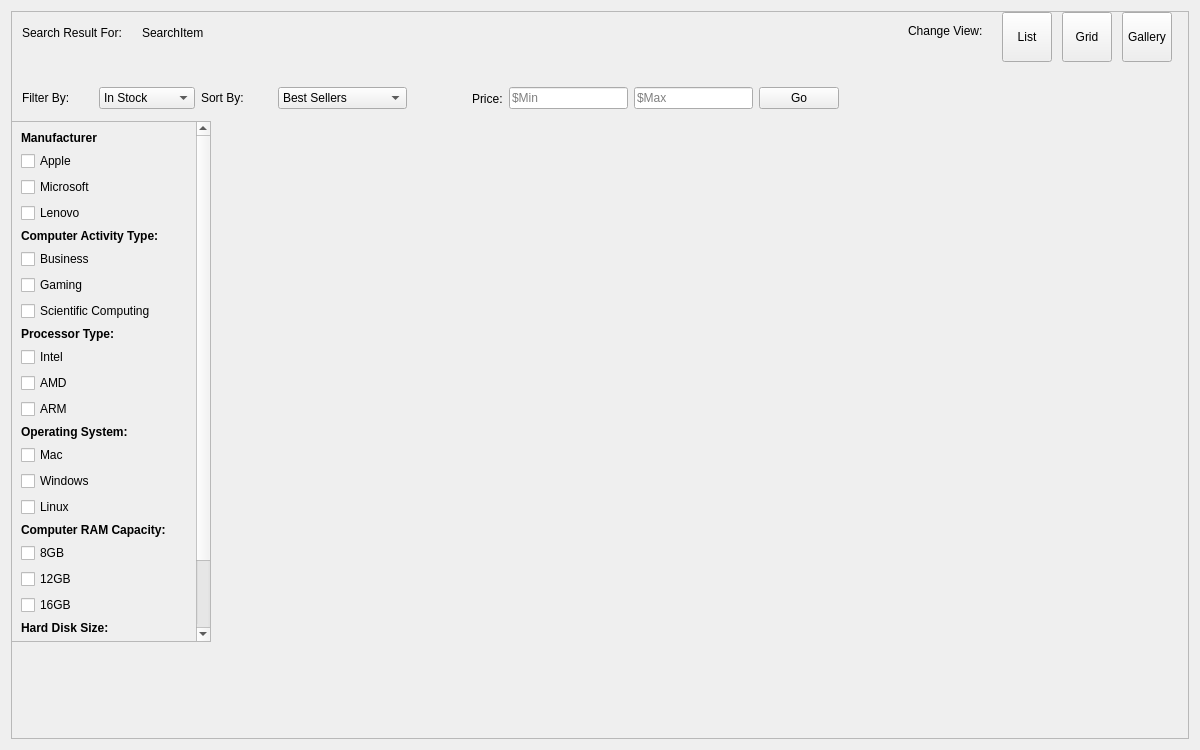
Qt form ui/product-search.ui (CCNY-CSC322-SDE/Comp_Online_Store) before a commit.
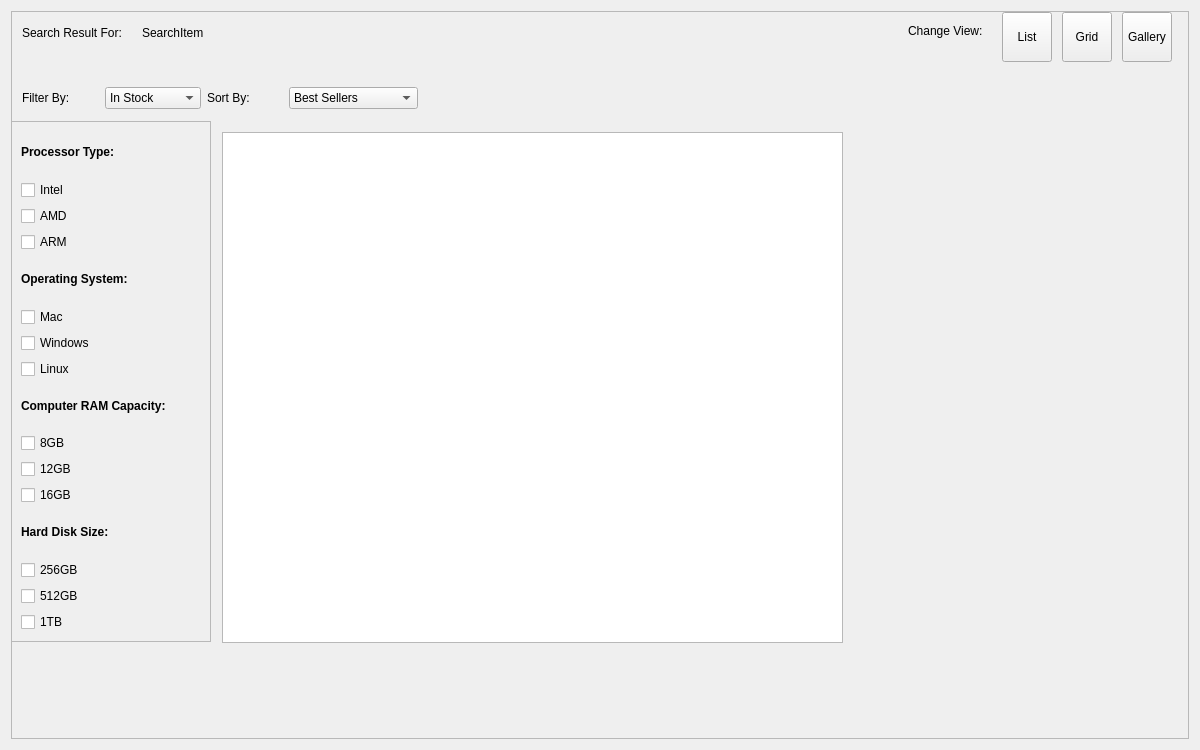
The same form after that commit. Icons and pictures are not drawn.

Commit message: First version of search/filter systems

Patch:
```diff
--- a/ui/product-search.ui
+++ b/ui/product-search.ui
@@ -24,8 +24,8 @@
        <rect>
         <x>0</x>
         <y>0</y>
-        <width>1174</width>
-        <height>724</height>
+        <width>1180</width>
+        <height>730</height>
        </rect>
       </property>
       <widget class="QLabel" name="labelSearchItem">
@@ -59,7 +59,7 @@
         <rect>
          <x>10</x>
          <y>70</y>
-         <width>385</width>
+         <width>396</width>
          <height>32</height>
         </rect>
        </property>
@@ -239,93 +239,11 @@
          <rect>
           <x>0</x>
           <y>0</y>
-          <width>198</width>
-          <height>578</height>
+          <width>199</width>
+          <height>505</height>
          </rect>
         </property>
         <layout class="QVBoxLayout" name="verticalLayout_8">
-         <item>
-          <layout class="QVBoxLayout" name="verticalLayout_2">
-           <item>
-            <widget class="QLabel" name="label_5">
-             <property name="sizeIncrement">
-              <size>
-               <width>0</width>
-               <height>0</height>
-              </size>
-             </property>
-             <property name="text">
-              <string>&lt;html&gt;&lt;head/&gt;&lt;body&gt;&lt;p&gt;&lt;span style=&quot; font-weight:600;&quot;&gt;Manufacturer&lt;/span&gt;&lt;/p&gt;&lt;/body&gt;&lt;/html&gt;</string>
-             </property>
-             <property name="textFormat">
-              <enum>Qt::AutoText</enum>
-             </property>
-            </widget>
-           </item>
-           <item>
-            <widget class="QCheckBox" name="checkBoxApple">
-             <property name="text">
-              <string>Apple</string>
-             </property>
-            </widget>
-           </item>
-           <item>
-            <widget class="QCheckBox" name="checkBoxMicrosoft">
-             <property name="text">
-              <string>Microsoft</string>
-             </property>
-            </widget>
-           </item>
-           <item>
-            <widget class="QCheckBox" name="checkBoxLenovo">
-             <property name="text">
-              <string>Lenovo</string>
-             </property>
-            </widget>
-           </item>
-          </layout>
-         </item>
-         <item>
-          <layout class="QVBoxLayout" name="verticalLayout_6">
-           <item>
-            <widget class="QLabel" name="label_7">
-             <property name="sizeIncrement">
-              <size>
-               <width>0</width>
-               <height>0</height>
-              </size>
-             </property>
-             <property name="text">
-              <string>&lt;html&gt;&lt;head/&gt;&lt;body&gt;&lt;p&gt;&lt;span style=&quot; font-weight:600;&quot;&gt;Computer Activity Type:&lt;/span&gt;&lt;/p&gt;&lt;/body&gt;&lt;/html&gt;</string>
-             </property>
-             <property name="textFormat">
-              <enum>Qt::AutoText</enum>
-             </property>
-            </widget>
-           </item>
-           <item>
-            <widget class="QCheckBox" name="checkBoxBusiness">
-             <property name="text">
-              <string>Business</string>
-             </property>
-            </widget>
-           </item>
-           <item>
-            <widget class="QCheckBox" name="checkBoxGaming">
-             <property name="text">
-              <string>Gaming</string>
-             </property>
-            </widget>
-           </item>
-           <item>
-            <widget class="QCheckBox" name="checkBoxComputing">
-             <property name="text">
-              <string>Scientific Computing</string>
-             </property>
-            </widget>
-           </item>
-          </layout>
-         </item>
          <item>
           <layout class="QVBoxLayout" name="verticalLayout_4">
            <item>
@@ -516,45 +434,15 @@
         </property>
        </widget>
       </widget>
-      <widget class="QWidget" name="layoutWidget">
+      <widget class="QListWidget" name="searchListWidget">
        <property name="geometry">
         <rect>
-         <x>460</x>
-         <y>70</y>
-         <width>367</width>
-         <height>33</height>
+         <x>210</x>
+         <y>120</y>
+         <width>621</width>
+         <height>511</height>
         </rect>
        </property>
-       <layout class="QHBoxLayout" name="horizontalLayout_2">
-        <item>
-         <widget class="QLabel" name="label_11">
-          <property name="text">
-           <string>Price:</string>
-          </property>
-         </widget>
-        </item>
-        <item>
-         <widget class="QLineEdit" name="lineEditMinPrice">
-          <property name="placeholderText">
-           <string>$Min</string>
-          </property>
-         </widget>
-        </item>
-        <item>
-         <widget class="QLineEdit" name="lineEditMaxPrice">
-          <property name="placeholderText">
-           <string>$Max</string>
-          </property>
-         </widget>
-        </item>
-        <item>
-         <widget class="QPushButton" name="pushButtonGo">
-          <property name="text">
-           <string>Go</string>
-          </property>
-         </widget>
-        </item>
-       </layout>
       </widget>
      </widget>
     </widget>
```
The commit also changes 5 other files.
